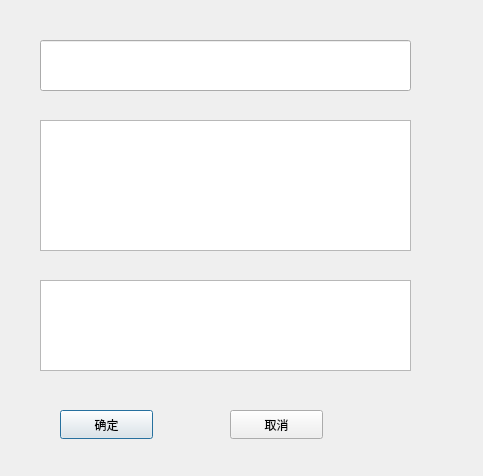
First picture: the form in updatepeoplewindow.ui, repository ZeroNatalie/novelHelper, before the edit.
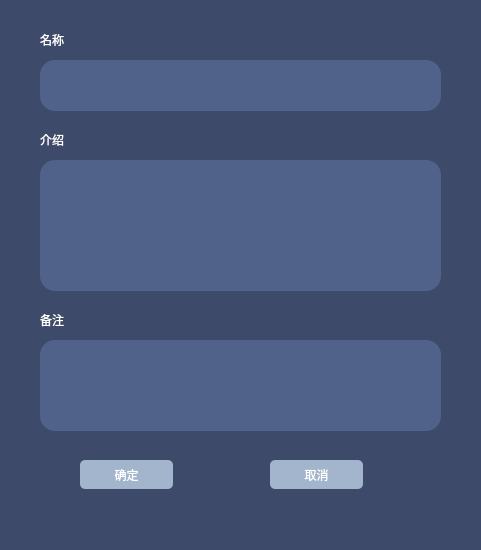
Second picture: the form after the edit.

What changed in the file:
```diff
--- a/updatepeoplewindow.ui
+++ b/updatepeoplewindow.ui
@@ -6,52 +6,78 @@
    <rect>
     <x>0</x>
     <y>0</y>
-    <width>483</width>
-    <height>476</height>
+    <width>481</width>
+    <height>550</height>
    </rect>
   </property>
   <property name="windowTitle">
    <string>Dialog</string>
   </property>
+  <property name="styleSheet">
+   <string notr="true">background-color: rgb(61, 74, 106);
+</string>
+  </property>
   <widget class="QLineEdit" name="updatePeoName">
    <property name="geometry">
     <rect>
      <x>40</x>
-     <y>40</y>
-     <width>371</width>
+     <y>60</y>
+     <width>401</width>
      <height>51</height>
     </rect>
    </property>
+   <property name="styleSheet">
+    <string notr="true">background-color: rgb(80, 97, 138);
+border-radius:15px;
+color: rgb(255, 255, 255);</string>
+   </property>
   </widget>
   <widget class="QTextEdit" name="updatePeoDescribe">
    <property name="geometry">
     <rect>
      <x>40</x>
-     <y>120</y>
-     <width>371</width>
+     <y>160</y>
+     <width>401</width>
      <height>131</height>
     </rect>
    </property>
+   <property name="styleSheet">
+    <string notr="true">background-color: rgb(80, 97, 138);
+border-radius:15px;
+color: rgb(255, 255, 255);</string>
+   </property>
   </widget>
   <widget class="QTextEdit" name="updatePeoConnection">
    <property name="geometry">
     <rect>
      <x>40</x>
-     <y>280</y>
-     <width>371</width>
+     <y>340</y>
+     <width>401</width>
      <height>91</height>
     </rect>
    </property>
+   <property name="styleSheet">
+    <string notr="true">background-color: rgb(80, 97, 138);
+border-radius:15px;
+color: rgb(255, 255, 255);</string>
+   </property>
   </widget>
   <widget class="QPushButton" name="btnOK">
    <property name="geometry">
     <rect>
-     <x>60</x>
-     <y>410</y>
+     <x>80</x>
+     <y>460</y>
      <width>93</width>
      <height>29</height>
     </rect>
    </property>
+   <property name="styleSheet">
+    <string notr="true">background-color: rgb(162, 181, 205);
+color: rgb(255, 255, 255);
+border: 0px groove gary;
+border-radius:5px;
+selection-background-color: rgb(170, 255, 255);</string>
+   </property>
    <property name="text">
     <string>确定</string>
    </property>
@@ -59,16 +85,77 @@
   <widget class="QPushButton" name="btnCancel">
    <property name="geometry">
     <rect>
-     <x>230</x>
-     <y>410</y>
+     <x>270</x>
+     <y>460</y>
      <width>93</width>
      <height>29</height>
     </rect>
    </property>
+   <property name="styleSheet">
+    <string notr="true">background-color: rgb(162, 181, 205);
+color: rgb(255, 255, 255);
+border: 0px groove gary;
+border-radius:5px;
+selection-background-color: rgb(170, 255, 255);</string>
+   </property>
    <property name="text">
     <string>取消</string>
    </property>
   </widget>
+  <widget class="QLabel" name="peopleNameLabel">
+   <property name="geometry">
+    <rect>
+     <x>40</x>
+     <y>30</y>
+     <width>41</width>
+     <height>20</height>
+    </rect>
+   </property>
+   <property name="styleSheet">
+    <string notr="true">font: 12pt &quot;Microsoft YaHei UI&quot;;
+color: rgb(255, 255, 255);
+</string>
+   </property>
+   <property name="text">
+    <string>名称</string>
+   </property>
+  </widget>
+  <widget class="QLabel" name="peopelDescribeLabel">
+   <property name="geometry">
+    <rect>
+     <x>40</x>
+     <y>130</y>
+     <width>51</width>
+     <height>20</height>
+    </rect>
+   </property>
+   <property name="styleSheet">
+    <string notr="true">font: 12pt &quot;Microsoft YaHei UI&quot;;
+color: rgb(255, 255, 255);
+</string>
+   </property>
+   <property name="text">
+    <string>介绍</string>
+   </property>
+  </widget>
+  <widget class="QLabel" name="peopelNoteLable">
+   <property name="geometry">
+    <rect>
+     <x>40</x>
+     <y>310</y>
+     <width>51</width>
+     <height>20</height>
+    </rect>
+   </property>
+   <property name="styleSheet">
+    <string notr="true">font: 12pt &quot;Microsoft YaHei UI&quot;;
+color: rgb(255, 255, 255);
+</string>
+   </property>
+   <property name="text">
+    <string>备注</string>
+   </property>
+  </widget>
  </widget>
  <resources/>
  <connections/>
```
